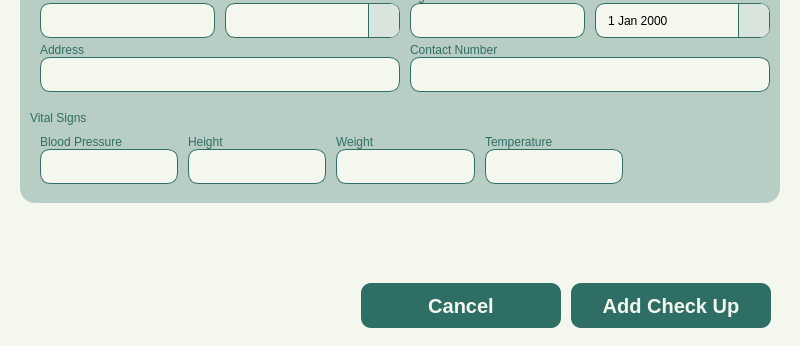
First picture: the form in Views/Staff_AddCheckUp.ui, repository VinsmokeSanji69/COVACHA_CLINIC_SYSTEM, before the edit; both pictures show x 0 to 800 and y 332 to 678 of the 800 by 678 pixel window.
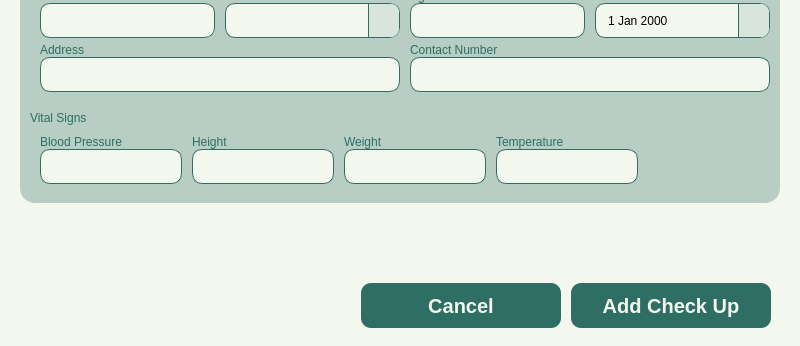
Second picture: the form after the edit. Icons and pictures are not drawn.

Diff of the .ui file:
```diff
--- a/Views/Staff_AddCheckUp.ui
+++ b/Views/Staff_AddCheckUp.ui
@@ -1199,6 +1199,11 @@
                        <height>35</height>
                       </size>
                      </property>
+                     <property name="font">
+                      <font>
+                       <pointsize>12</pointsize>
+                      </font>
+                     </property>
                     </widget>
                    </item>
                   </layout>
@@ -1255,6 +1260,11 @@
                        <height>35</height>
                       </size>
                      </property>
+                     <property name="font">
+                      <font>
+                       <pointsize>12</pointsize>
+                      </font>
+                     </property>
                     </widget>
                    </item>
                   </layout>
@@ -1311,6 +1321,11 @@
                        <height>35</height>
                       </size>
                      </property>
+                     <property name="font">
+                      <font>
+                       <pointsize>12</pointsize>
+                      </font>
+                     </property>
                     </widget>
                    </item>
                   </layout>
@@ -1361,6 +1376,11 @@
                        <height>35</height>
                       </size>
                      </property>
+                     <property name="font">
+                      <font>
+                       <pointsize>12</pointsize>
+                      </font>
+                     </property>
                     </widget>
                    </item>
                   </layout>
```
Left out of the diff: 37 changed lines with no effect on the pictures.
